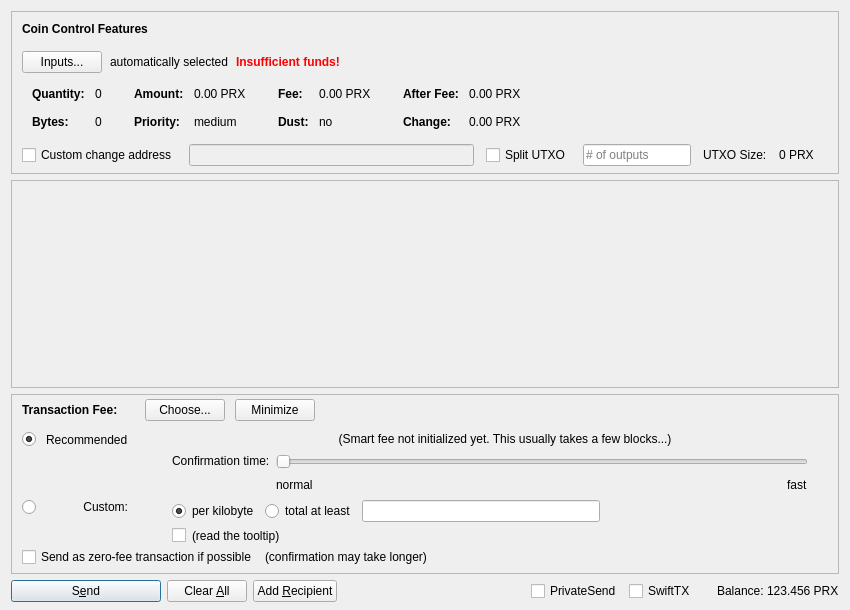
Above: src/qt/forms/sendcoinsdialog.ui from ProxyNode/proxynode before the change. Below: the same form after it.
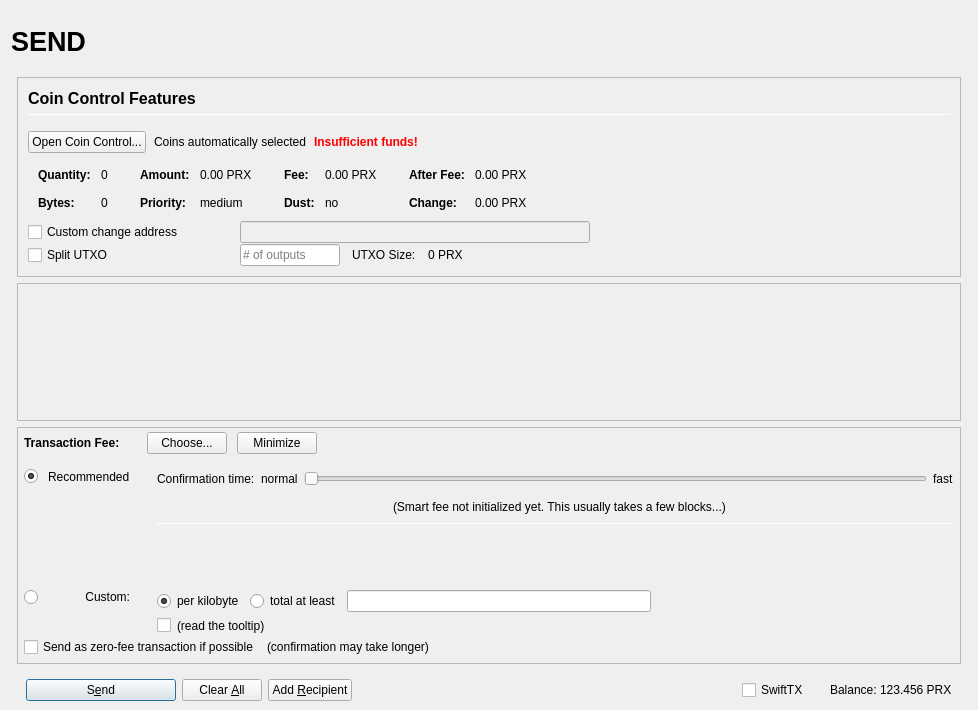
That is the form after the change. Icons and pictures are not drawn. Custom widgets are drawn as their Qt base class.

What changed in the file:
```diff
--- a/src/qt/forms/sendcoinsdialog.ui
+++ b/src/qt/forms/sendcoinsdialog.ui
@@ -2,20 +2,155 @@
 <ui version="4.0">
  <class>SendCoinsDialog</class>
  <widget class="QDialog" name="SendCoinsDialog">
+  <property name="enabled">
+   <bool>true</bool>
+  </property>
   <property name="geometry">
    <rect>
     <x>0</x>
     <y>0</y>
-    <width>850</width>
-    <height>610</height>
+    <width>978</width>
+    <height>710</height>
    </rect>
   </property>
   <property name="windowTitle">
    <string>Send Coins</string>
   </property>
-  <layout class="QVBoxLayout" name="verticalLayout" stretch="0,1,0,0">
+  <layout class="QVBoxLayout" name="verticalLayout" stretch="0">
    <property name="bottomMargin">
-    <number>8</number>
+    <number>9</number>
+   </property>
+   <item>
+    <layout class="QVBoxLayout" name="verticalLayout_Master" stretch="0,1">
+     <property name="spacing">
+      <number>0</number>
+     </property>
+     <property name="leftMargin">
+      <number>0</number>
+     </property>
+     <property name="topMargin">
+      <number>0</number>
+     </property>
+     <property name="rightMargin">
+      <number>0</number>
+     </property>
+     <property name="bottomMargin">
+      <number>0</number>
+     </property>
+     <item>
+      <widget class="QFrame" name="frame_Header">
+       <layout class="QVBoxLayout" name="verticalLayout_Header" stretch="0">
+        <property name="leftMargin">
+         <number>0</number>
+        </property>
+        <property name="topMargin">
+         <number>0</number>
+        </property>
+        <property name="rightMargin">
+         <number>0</number>
+        </property>
+        <property name="bottomMargin">
+         <number>0</number>
+        </property>
+        <item>
+         <layout class="QHBoxLayout" name="horizontalLayout_Header" stretch="1,0,1">
+          <property name="spacing">
+           <number>6</number>
+          </property>
+          <item>
+           <widget class="QLabel" name="labelOverviewHeaderLeft">
+            <property name="minimumSize">
+             <size>
+              <width>464</width>
+              <height>60</height>
+             </size>
+            </property>
+            <property name="maximumSize">
+             <size>
+              <width>16777215</width>
+              <height>60</height>
+             </size>
+            </property>
+            <property name="font">
+             <font>
+              <pointsize>20</pointsize>
+              <weight>75</weight>
+              <bold>true</bold>
+             </font>
+            </property>
+            <property name="text">
+             <string>SEND</string>
+            </property>
+            <property name="alignment">
+             <set>Qt::AlignLeading|Qt::AlignLeft|Qt::AlignVCenter</set>
+            </property>
+           </widget>
+          </item>
+          <item>
+           <spacer name="horizontalSpacer_Header">
+            <property name="orientation">
+             <enum>Qt::Horizontal</enum>
+            </property>
+            <property name="sizeHint" stdset="0">
+             <size>
+              <width>40</width>
+              <height>20</height>
+             </size>
+            </property>
+           </spacer>
+          </item>
+          <item>
+           <widget class="QLabel" name="labelOverviewHeaderRight">
+            <property name="minimumSize">
+             <size>
+              <width>464</width>
+              <height>60</height>
+             </size>
+            </property>
+            <property name="maximumSize">
+             <size>
+              <width>16777215</width>
+              <height>60</height>
+             </size>
+            </property>
+            <property name="font">
+             <font>
+              <pointsize>14</pointsize>
+             </font>
+            </property>
+            <property name="text">
+             <string/>
+            </property>
+            <property name="alignment">
+             <set>Qt::AlignRight|Qt::AlignTrailing|Qt::AlignVCenter</set>
+            </property>
+           </widget>
+          </item>
+         </layout>
+        </item>
+       </layout>
+      </widget>
+     </item>
+     <item>
+      <widget class="QFrame" name="frame_BG">
+       <property name="minimumSize">
+        <size>
+         <width>0</width>
+         <height>0</height>
+        </size>
+       </property>
+       <layout class="QVBoxLayout" name="layout_BG" stretch="0,0,0,0">
+        <property name="leftMargin">
+         <number>6</number>
+        </property>
+        <property name="topMargin">
+         <number>6</number>
+        </property>
+        <property name="rightMargin">
+         <number>6</number>
+        </property>
+        <property name="bottomMargin">
+         <number>0</number>
    </property>
    <item>
     <widget class="QFrame" name="frameCoinControl">
@@ -51,12 +186,13 @@
        <number>0</number>
       </property>
       <property name="bottomMargin">
-       <number>6</number>
+            <number>0</number>
       </property>
       <item>
-       <layout class="QVBoxLayout" name="verticalLayoutCoinControl" stretch="0,0,0,0,1">
+            <widget class="QFrame" name="frameCoinControl_BG">
+             <layout class="QVBoxLayout" name="verticalLayoutCoinControl" stretch="0,0,0,0,0,0">
         <property name="spacing">
-         <number>0</number>
+               <number>1</number>
         </property>
         <property name="leftMargin">
          <number>10</number>
@@ -70,6 +206,11 @@
            <number>15</number>
           </property>
           <item>
+                 <layout class="QVBoxLayout" name="verticalLayout_3">
+                  <property name="spacing">
+                   <number>6</number>
+                  </property>
+                  <item>
            <widget class="QLabel" name="labelCoinControlFeatures">
             <property name="sizePolicy">
              <sizepolicy hsizetype="Preferred" vsizetype="Maximum">
@@ -77,8 +218,15 @@
               <verstretch>0</verstretch>
              </sizepolicy>
             </property>
+                    <property name="minimumSize">
+                     <size>
+                      <width>0</width>
+                      <height>20</height>
+                     </size>
+                    </property>
             <property name="font">
              <font>
+                      <pointsize>12</pointsize>
               <weight>75</weight>
               <bold>true</bold>
              </font>
@@ -91,6 +239,27 @@
             </property>
            </widget>
           </item>
+                  <item>
+                   <widget class="Line" name="line">
+                    <property name="minimumSize">
+                     <size>
+                      <width>0</width>
+                      <height>1</height>
+                     </size>
+                    </property>
+                    <property name="maximumSize">
+                     <size>
+                      <width>16777215</width>
+                      <height>1</height>
+                     </size>
+                    </property>
+                    <property name="orientation">
+                     <enum>Qt::Horizontal</enum>
+                    </property>
+                   </widget>
+                  </item>
+                 </layout>
+                </item>
          </layout>
         </item>
         <item>
@@ -107,7 +276,7 @@
              <string notr="true"/>
             </property>
             <property name="text">
-             <string>Inputs...</string>
+                   <string>Open Coin Control...</string>
             </property>
             <property name="autoDefault">
              <bool>false</bool>
@@ -117,7 +286,7 @@
           <item>
            <widget class="QLabel" name="labelCoinControlAutomaticallySelected">
             <property name="text">
-             <string>automatically selected</string>
+                   <string>Coins automatically selected</string>
             </property>
             <property name="margin">
              <number>5</number>
@@ -528,7 +697,7 @@
          </widget>
         </item>
         <item>
-         <layout class="QHBoxLayout" name="horizontalLayoutCoinControl4" stretch="0,0,0,0,0,0,0">
+               <layout class="QHBoxLayout" name="horizontalLayoutCoinControl4">
           <property name="spacing">
            <number>12</number>
           </property>
@@ -536,13 +705,31 @@
            <enum>QLayout::SetDefaultConstraint</enum>
           </property>
           <property name="topMargin">
-           <number>5</number>
+                 <number>0</number>
           </property>
           <property name="rightMargin">
-           <number>5</number>
+                 <number>0</number>
           </property>
           <item>
            <widget class="QCheckBox" name="checkBoxCoinControlChange">
+                  <property name="sizePolicy">
+                   <sizepolicy hsizetype="Preferred" vsizetype="Preferred">
+                    <horstretch>0</horstretch>
+                    <verstretch>0</verstretch>
+                   </sizepolicy>
+                  </property>
+                  <property name="minimumSize">
+                   <size>
+                    <width>200</width>
+                    <height>0</height>
+                   </size>
+                  </property>
+                  <property name="maximumSize">
+                   <size>
+                    <width>200</width>
+                    <height>16777215</height>
+                   </size>
+                  </property>
             <property name="toolTip">
              <string>If this is activated, but the change address is empty or invalid, change will be sent to a newly generated address.</string>
             </property>
@@ -557,15 +744,71 @@
              <bool>false</bool>
             </property>
             <property name="sizePolicy">
-             <sizepolicy hsizetype="Expanding" vsizetype="Fixed">
+                   <sizepolicy hsizetype="Preferred" vsizetype="Preferred">
               <horstretch>0</horstretch>
               <verstretch>0</verstretch>
              </sizepolicy>
             </property>
-           </widget>
-          </item>
+                  <property name="minimumSize">
+                   <size>
+                    <width>300</width>
+                    <height>0</height>
+                   </size>
+                  </property>
+                 </widget>
+                </item>
+                <item>
+                 <widget class="QLabel" name="labelCoinControlChangeLabel">
+                  <property name="sizePolicy">
+                   <sizepolicy hsizetype="Preferred" vsizetype="Preferred">
+                    <horstretch>0</horstretch>
+                    <verstretch>0</verstretch>
+                   </sizepolicy>
+                  </property>
+                  <property name="minimumSize">
+                   <size>
+                    <width>100</width>
+                    <height>0</height>
+                   </size>
+                  </property>
+                  <property name="text">
+                   <string/>
+                  </property>
+                  <property name="margin">
+                   <number>3</number>
+                  </property>
+                 </widget>
+                </item>
+               </layout>
+              </item>
+              <item>
+               <layout class="QHBoxLayout" name="horizontalLayoutCoinControl6">
+                <property name="spacing">
+                 <number>12</number>
+                </property>
+                <property name="rightMargin">
+                 <number>0</number>
+                </property>
           <item>
            <widget class="QCheckBox" name="splitBlockCheckBox">
+                  <property name="sizePolicy">
+                   <sizepolicy hsizetype="Preferred" vsizetype="Preferred">
+                    <horstretch>0</horstretch>
+                    <verstretch>0</verstretch>
+                   </sizepolicy>
+                  </property>
+                  <property name="minimumSize">
+                   <size>
+                    <width>200</width>
+                    <height>0</height>
+                   </size>
+                  </property>
+                  <property name="maximumSize">
+                   <size>
+                    <width>200</width>
+                    <height>16777215</height>
+                   </size>
+                  </property>
             <property name="text">
              <string>Split UTXO</string>
             </property>
@@ -574,11 +817,23 @@
           <item>
            <widget class="QLineEdit" name="splitBlockLineEdit">
             <property name="sizePolicy">
-             <sizepolicy hsizetype="Fixed" vsizetype="Fixed">
+                   <sizepolicy hsizetype="Preferred" vsizetype="Preferred">
               <horstretch>50</horstretch>
               <verstretch>0</verstretch>
              </sizepolicy>
             </property>
+                  <property name="minimumSize">
+                   <size>
+                    <width>100</width>
+                    <height>0</height>
+                   </size>
+                  </property>
+                  <property name="maximumSize">
+                   <size>
+                    <width>100</width>
+                    <height>16777215</height>
+                   </size>
+                  </property>
             <property name="placeholderText">
              <string># of outputs</string>
             </property>
@@ -599,26 +854,17 @@
            </widget>
           </item>
           <item>
-           <widget class="QLabel" name="labelCoinControlChangeLabel">
-            <property name="sizePolicy">
-             <sizepolicy hsizetype="Preferred" vsizetype="Expanding">
-              <horstretch>0</horstretch>
-              <verstretch>0</verstretch>
-             </sizepolicy>
-            </property>
-            <property name="minimumSize">
+                 <spacer name="horizontalSpacer_7">
+                  <property name="orientation">
+                   <enum>Qt::Horizontal</enum>
+                  </property>
+                  <property name="sizeHint" stdset="0">
              <size>
-              <width>0</width>
-              <height>0</height>
-             </size>
-            </property>
-            <property name="text">
-             <string/>
-            </property>
-            <property name="margin">
-             <number>3</number>
-            </property>
-           </widget>
+                    <width>40</width>
+                    <height>20</height>
+                   </size>
+                  </property>
+                 </spacer>
           </item>
          </layout>
         </item>
@@ -636,6 +882,7 @@
          </spacer>
         </item>
        </layout>
+            </widget>
       </item>
      </layout>
     </widget>
@@ -650,8 +897,8 @@
        <rect>
         <x>0</x>
         <y>0</y>
-        <width>830</width>
-        <height>95</height>
+             <width>944</width>
+             <height>73</height>
        </rect>
       </property>
       <layout class="QVBoxLayout" name="verticalLayout_2" stretch="0,1">
@@ -733,11 +980,14 @@
          <number>0</number>
         </property>
         <property name="leftMargin">
-         <number>10</number>
+              <number>6</number>
         </property>
         <property name="topMargin">
          <number>0</number>
         </property>
+             <property name="rightMargin">
+              <number>6</number>
+             </property>
         <item>
          <layout class="QHBoxLayout" name="horizontalLayoutFee1">
           <property name="bottomMargin">
@@ -879,7 +1129,61 @@
              <property name="verticalSpacing">
               <number>4</number>
              </property>
-             <item row="2" column="4">
+                  <item row="2" column="0">
+                   <layout class="QVBoxLayout" name="verticalLayoutFee4" stretch="0">
+                    <item>
+                     <spacer name="verticalSpacer_2">
+                      <property name="orientation">
+                       <enum>Qt::Vertical</enum>
+                      </property>
+                      <property name="sizeHint" stdset="0">
+                       <size>
+                        <width>1</width>
+                        <height>1</height>
+                       </size>
+                      </property>
+                     </spacer>
+                    </item>
+                   </layout>
+                  </item>
+                  <item row="3" column="0">
+                   <layout class="QVBoxLayout" name="verticalLayoutFee9" stretch="0,1">
+                    <item>
+                     <widget class="QRadioButton" name="radioCustomFee">
+                      <property name="text">
+                       <string/>
+                      </property>
+                      <attribute name="buttonGroup">
+                       <string notr="true">groupFee</string>
+                      </attribute>
+                     </widget>
+                    </item>
+                    <item>
+                     <spacer name="verticalSpacer_6">
+                      <property name="orientation">
+                       <enum>Qt::Vertical</enum>
+                      </property>
+                      <property name="sizeHint" stdset="0">
+                       <size>
+                        <width>1</width>
+                        <height>1</height>
+                       </size>
+                      </property>
+                     </spacer>
+                    </item>
+                   </layout>
+                  </item>
+                  <item row="3" column="1">
+                   <widget class="QLabel" name="labelCustomFee">
+                    <property name="text">
+                     <string>Custom:</string>
+                    </property>
+                    <property name="alignment">
+                     <set>Qt::AlignRight|Qt::AlignTop|Qt::AlignTrailing</set>
+                    </property>
+                   </widget>
+                  </item>
+                  <item row="3" column="4">
               <layout class="QVBoxLayout" name="verticalLayoutFee8">
                <property name="spacing">
                 <number>6</number>
@@ -978,80 +1282,27 @@
                </item>
               </layout>
              </item>
-             <item row="1" column="0">
-              <layout class="QVBoxLayout" name="verticalLayoutFee4" stretch="1">
-               <item>
-                <spacer name="verticalSpacer_2">
-                 <property name="orientation">
-                  <enum>Qt::Vertical</enum>
-                 </property>
-                 <property name="sizeHint" stdset="0">
-                  <size>
-                   <width>1</width>
-                   <height>1</height>
-                  </size>
-                 </property>
-                </spacer>
-               </item>
-              </layout>
-             </item>
-             <item row="2" column="0">
-              <layout class="QVBoxLayout" name="verticalLayoutFee9" stretch="0,1">
-               <item>
-                <widget class="QRadioButton" name="radioCustomFee">
+                  <item row="1" column="1">
+                   <widget class="QLabel" name="labelSmartFee_2">
                  <property name="text">
-                  <string/>
-                 </property>
-                 <attribute name="buttonGroup">
-                  <string notr="true">groupFee</string>
-                 </attribute>
-                </widget>
-               </item>
-               <item>
-                <spacer name="verticalSpacer_6">
-                 <property name="orientation">
-                  <enum>Qt::Vertical</enum>
-                 </property>
-                 <property name="sizeHint" stdset="0">
-                  <size>
-                   <width>1</width>
-                   <height>1</height>
-                  </size>
-                 </property>
-                </spacer>
-               </item>
-              </layout>
-             </item>
-             <item row="1" column="4">
-              <layout class="QVBoxLayout" name="verticalLayoutFee3" stretch="0,0,1">
+                     <string>Recommended</string>
+                    </property>
+                   </widget>
+                  </item>
+                  <item row="0" column="4" rowspan="3">
+                   <layout class="QVBoxLayout" name="verticalLayoutFee3" stretch="0,0,0,0,1,0">
                <property name="spacing">
                 <number>6</number>
                </property>
                <property name="topMargin">
                 <number>2</number>
                </property>
-               <item>
-                <layout class="QHBoxLayout" name="horizontalLayoutFee12">
-                 <item>
-                  <spacer name="horizontalSpacer_5">
-                   <property name="orientation">
-                    <enum>Qt::Horizontal</enum>
-                   </property>
-                   <property name="sizeHint" stdset="0">
-                    <size>
-                     <width>1</width>
-                     <height>1</height>
-                    </size>
-                   </property>
-                  </spacer>
-                 </item>
-                </layout>
-               </item>
+                    <property name="bottomMargin">
+                     <number>20</number>
+                    </property>
                <item>
                 <layout class="QHBoxLayout" name="horizontalLayoutFee9">
                  <item>
-                  <layout class="QVBoxLayout" name="verticalLayoutFee6">
-                   <item>
                     <widget class="QLabel" name="labelSmartFee3">
                      <property name="text">
                       <string>Confirmation time:</string>
@@ -1062,27 +1313,23 @@
                     </widget>
                    </item>
                    <item>
-                    <spacer name="verticalSpacer_3">
-                     <property name="orientation">
-                      <enum>Qt::Vertical</enum>
-                     </property>
-                     <property name="sizeHint" stdset="0">
-                      <size>
-                       <width>1</width>
-                       <height>1</height>
-                      </size>
-                     </property>
-                    </spacer>
-                   </item>
-                  </layout>
-                 </item>
-                 <item>
-                  <layout class="QVBoxLayout" name="verticalLayoutFee5">
-                   <property name="rightMargin">
-                    <number>30</number>
-                   </property>
+                       <widget class="QLabel" name="labelSmartFeeNormal">
+                        <property name="text">
+                         <string>normal</string>
+                        </property>
+                        <property name="margin">
+                         <number>2</number>
+                        </property>
+                       </widget>
+                      </item>
                    <item>
                     <widget class="QSlider" name="sliderSmartFee">
+                        <property name="minimumSize">
+                         <size>
+                          <width>0</width>
+                          <height>24</height>
+                         </size>
+                        </property>
                      <property name="minimum">
                       <number>0</number>
                      </property>
@@ -1110,28 +1357,6 @@
                     </widget>
                    </item>
                    <item>
-                    <layout class="QHBoxLayout" name="horizontalLayoutFee10">
-                     <item>
-                      <widget class="QLabel" name="labelSmartFeeNormal">
-                       <property name="text">
-                        <string>normal</string>
-                       </property>
-                      </widget>
-                     </item>
-                     <item>
-                      <spacer name="horizontalSpacer_3">
-                       <property name="orientation">
-                        <enum>Qt::Horizontal</enum>
-                       </property>
-                       <property name="sizeHint" stdset="0">
-                        <size>
-                         <width>40</width>
-                         <height>20</height>
-                        </size>
-                       </property>
-                      </spacer>
-                     </item>
-                     <item>
                       <widget class="QLabel" name="labelSmartFeeFast">
                        <property name="text">
                         <string>fast</string>
@@ -1140,81 +1365,148 @@
                      </item>
                     </layout>
                    </item>
-                  </layout>
-                 </item>
-                </layout>
-               </item>
                <item>
-                <spacer name="verticalSpacer_4">
+                     <layout class="QHBoxLayout" name="horizontalLayout_recommended_texts">
+                      <property name="spacing">
+                       <number>0</number>
+                      </property>
+                      <item>
+                       <spacer name="horizontalSpacer_8">
                  <property name="orientation">
-                  <enum>Qt::Vertical</enum>
+                         <enum>Qt::Horizontal</enum>
                  </property>
                  <property name="sizeHint" stdset="0">
                   <size>
-                   <width>1</width>
-                   <height>1</height>
+                          <width>40</width>
+                          <height>20</height>
                   </size>
                  </property>
                 </spacer>
                </item>
-              </layout>
-             </item>
-             <item row="0" column="1">
-              <widget class="QLabel" name="labelSmartFee_2">
-               <property name="text">
-                <string>Recommended</string>
-               </property>
-              </widget>
-             </item>
-             <item row="0" column="0">
-              <widget class="QRadioButton" name="radioSmartFee">
-               <property name="text">
-                <string/>
-               </property>
-               <property name="checked">
-                <bool>true</bool>
-               </property>
-               <attribute name="buttonGroup">
-                <string notr="true">groupFee</string>
-               </attribute>
-              </widget>
-             </item>
-             <item row="2" column="1">
-              <widget class="QLabel" name="labelCustomFee">
-               <property name="text">
-                <string>Custom:</string>
-               </property>
-               <property name="alignment">
-                <set>Qt::AlignRight|Qt::AlignTop|Qt::AlignTrailing</set>
-               </property>
-              </widget>
-             </item>
-             <item row="0" column="2">
-              <widget class="QLabel" name="labelSmartFee">
-               <property name="text">
-                <string/>
-               </property>
-               <property name="margin">
-                <number>2</number>
-               </property>
-              </widget>
-             </item>
-             <item row="0" column="3">
+                      <item>
               <widget class="QLabel" name="labelFeeEstimation">
                <property name="text">
                 <string/>
                </property>
-              </widget>
-             </item>
-             <item row="0" column="4">
+                        <property name="margin">
+                         <number>2</number>
+                        </property>
+                       </widget>
+                      </item>
+                      <item>
               <widget class="QLabel" name="labelSmartFee2">
                <property name="text">
                 <string>(Smart fee not initialized yet. This usually takes a few blocks...)</string>
                </property>
                <property name="alignment">
-                <set>Qt::AlignHCenter</set>
+                         <set>Qt::AlignLeading|Qt::AlignLeft|Qt::AlignVCenter</set>
                </property>
                <property name="wordWrap">
+                         <bool>false</bool>
+                        </property>
+                        <property name="margin">
+                         <number>2</number>
+                        </property>
+                        <property name="indent">
+                         <number>-1</number>
+                        </property>
+                       </widget>
+                      </item>
+                      <item>
+                       <spacer name="horizontalSpacer_3">
+                        <property name="orientation">
+                         <enum>Qt::Horizontal</enum>
+                        </property>
+                        <property name="sizeHint" stdset="0">
+                         <size>
+                          <width>40</width>
+                          <height>20</height>
+                         </size>
+                        </property>
+                       </spacer>
+                      </item>
+                     </layout>
+                    </item>
+                    <item>
+                     <widget class="Line" name="line_2">
+                      <property name="minimumSize">
+                       <size>
+                        <width>0</width>
+                        <height>1</height>
+                       </size>
+                      </property>
+                      <property name="maximumSize">
+                       <size>
+                        <width>16777215</width>
+                        <height>1</height>
+                       </size>
+                      </property>
+                      <property name="orientation">
+                       <enum>Qt::Horizontal</enum>
+                      </property>
+                     </widget>
+                    </item>
+                    <item>
+                     <layout class="QHBoxLayout" name="horizontalLayoutFee12">
+                      <item>
+                       <spacer name="horizontalSpacer_5">
+                        <property name="orientation">
+                         <enum>Qt::Horizontal</enum>
+                        </property>
+                        <property name="sizeHint" stdset="0">
+                         <size>
+                          <width>1</width>
+                          <height>1</height>
+                         </size>
+                        </property>
+                       </spacer>
+                      </item>
+                     </layout>
+                    </item>
+                    <item>
+                     <spacer name="verticalSpacer_4">
+                      <property name="orientation">
+                       <enum>Qt::Vertical</enum>
+                      </property>
+                      <property name="sizeHint" stdset="0">
+                       <size>
+                        <width>1</width>
+                        <height>1</height>
+                       </size>
+                      </property>
+                     </spacer>
+                    </item>
+                    <item>
+                     <spacer name="verticalSpacer_3">
+                      <property name="orientation">
+                       <enum>Qt::Vertical</enum>
+                      </property>
+                      <property name="sizeHint" stdset="0">
+                       <size>
+                        <width>20</width>
+                        <height>40</height>
+                       </size>
+                      </property>
+                     </spacer>
+                    </item>
+                   </layout>
+                  </item>
+                  <item row="1" column="2">
+                   <widget class="QLabel" name="labelSmartFee">
+                    <property name="text">
+                     <string/>
+                    </property>
+                    <property name="margin">
+                     <number>2</number>
+                    </property>
+                   </widget>
+                  </item>
+                  <item row="1" column="0">
+                   <widget class="QRadioButton" name="radioSmartFee">
+                    <property name="text">
+                     <string/>
+                    </property>
+                    <property name="checked">
                 <bool>true</bool>
                </property>
                <property name="margin">
@@ -1299,7 +1591,11 @@
     </widget>
    </item>
    <item>
+         <widget class="QFrame" name="frame_Send">
     <layout class="QHBoxLayout" name="horizontalLayout">
+           <property name="bottomMargin">
+            <number>0</number>
+           </property>
      <item>
       <widget class="QPushButton" name="sendButton">
        <property name="minimumSize">
@@ -1384,22 +1680,6 @@
        <property name="spacing">
         <number>3</number>
        </property>
-       <item>
-        <widget class="QCheckBox" name="checkUsePrivateSend">
-         <property name="minimumSize">
-          <size>
-           <width>95</width>
-           <height>0</height>
-          </size>
-         </property>
-         <property name="text">
-          <string>PrivateSend</string>
-         </property>
-         <property name="checked">
-          <bool>false</bool>
-         </property>
-        </widget>
-       </item>
        <item>
         <widget class="QCheckBox" name="checkSwiftTX">
          <property name="enabled">
@@ -1445,6 +1725,12 @@
       </layout>
      </item>
     </layout>
+         </widget>
+        </item>
+       </layout>
+      </widget>
+     </item>
+    </layout>
    </item>
   </layout>
  </widget>
```
Left out of the diff: 18 changed lines with no effect on the pictures. Lines whose indentation alone changed are shown as unchanged.
